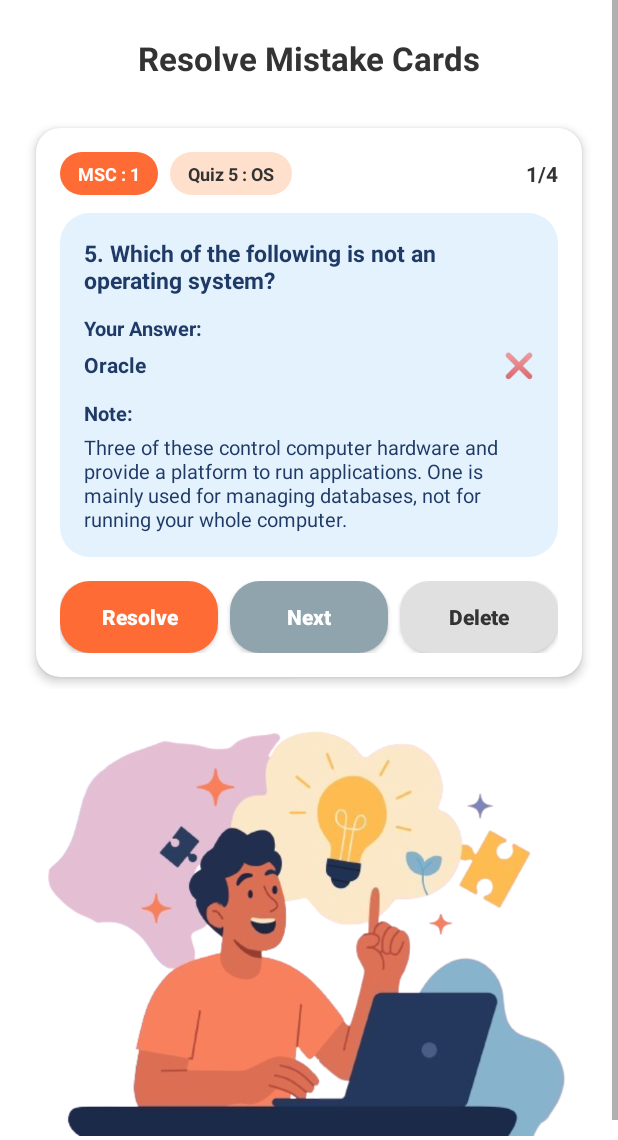
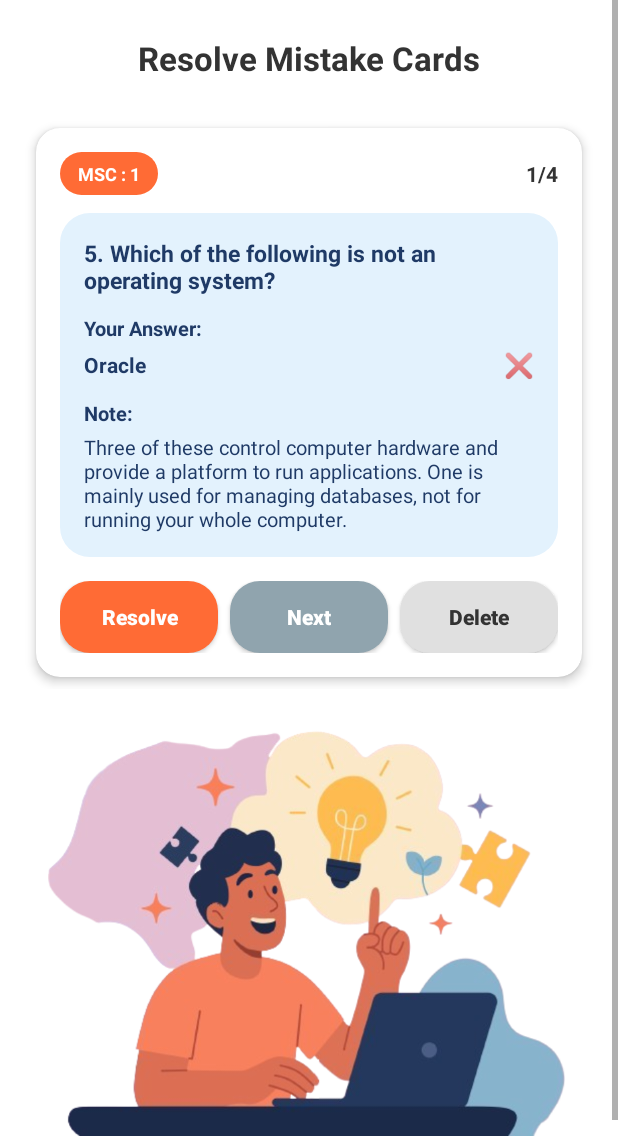
Before and after one commit to DulminiPrathibha/BrainNODE_IT22599704, an Android app: the fragment MistakeCardsFragment placed in its activity, on a phone screen of 412 x 824 dp, the part 96-1236 px from its top. Run offline under Robolectric (Android 15) with nearby library versions, the phone set to English and light mode, and no system bars; our stand-ins replace Firebase (no records; nobody signed in at launch, a user with empty details on screens opened directly).

Commit message:
Mistake Cards

```diff
--- a/app/src/main/java/com/example/brainnode/student/MistakeCardsAdapter.kt
+++ b/app/src/main/java/com/example/brainnode/student/MistakeCardsAdapter.kt
@@ -26,7 +26,6 @@ class MistakeCardsAdapter(
 
     inner class MistakeCardViewHolder(itemView: View) : RecyclerView.ViewHolder(itemView) {
         private val tvMscTag: TextView = itemView.findViewById(R.id.tvMscTag)
-        private val tvQuizTag: TextView = itemView.findViewById(R.id.tvQuizTag)
         private val tvCounter: TextView = itemView.findViewById(R.id.tvCounter)
         private val tvQuestion: TextView = itemView.findViewById(R.id.tvQuestion)
         private val tvYourAnswer: TextView = itemView.findViewById(R.id.tvYourAnswer)
@@ -37,7 +36,6 @@ class MistakeCardsAdapter(
 
         fun bind(mistakeCard: MistakeCard) {
             tvMscTag.text = "MSC : ${mistakeCard.mscNumber}"
-            tvQuizTag.text = mistakeCard.quizInfo
             tvCounter.text = mistakeCard.position
             tvQuestion.text = mistakeCard.questionText
             tvYourAnswer.text = mistakeCard.userAnswer
--- a/app/src/main/res/layout/item_mistake_card.xml
+++ b/app/src/main/res/layout/item_mistake_card.xml
@@ -37,21 +37,6 @@
                 android:textSize="12sp"
                 android:textStyle="bold" />
 
-            <!-- Quiz Tag -->
-            <TextView
-                android:id="@+id/tvQuizTag"
-                android:layout_width="wrap_content"
-                android:layout_height="wrap_content"
-                android:layout_marginStart="8dp"
-                android:background="@drawable/light_tag_bg"
-                android:paddingStart="12dp"
-                android:paddingEnd="12dp"
-                android:paddingTop="6dp"
-                android:paddingBottom="6dp"
-                android:text="Quiz 5 : OS"
-                android:textColor="#333333"
-                android:textSize="12sp"
-                android:textStyle="bold" />
 
             <!-- Counter -->
             <TextView
```
